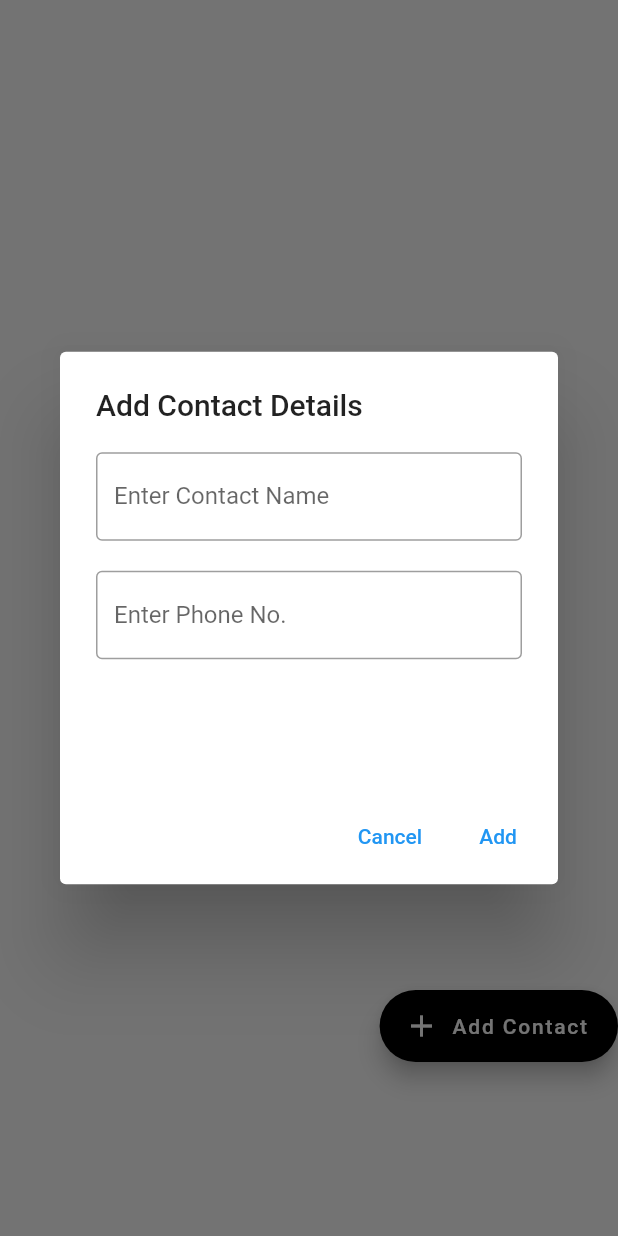
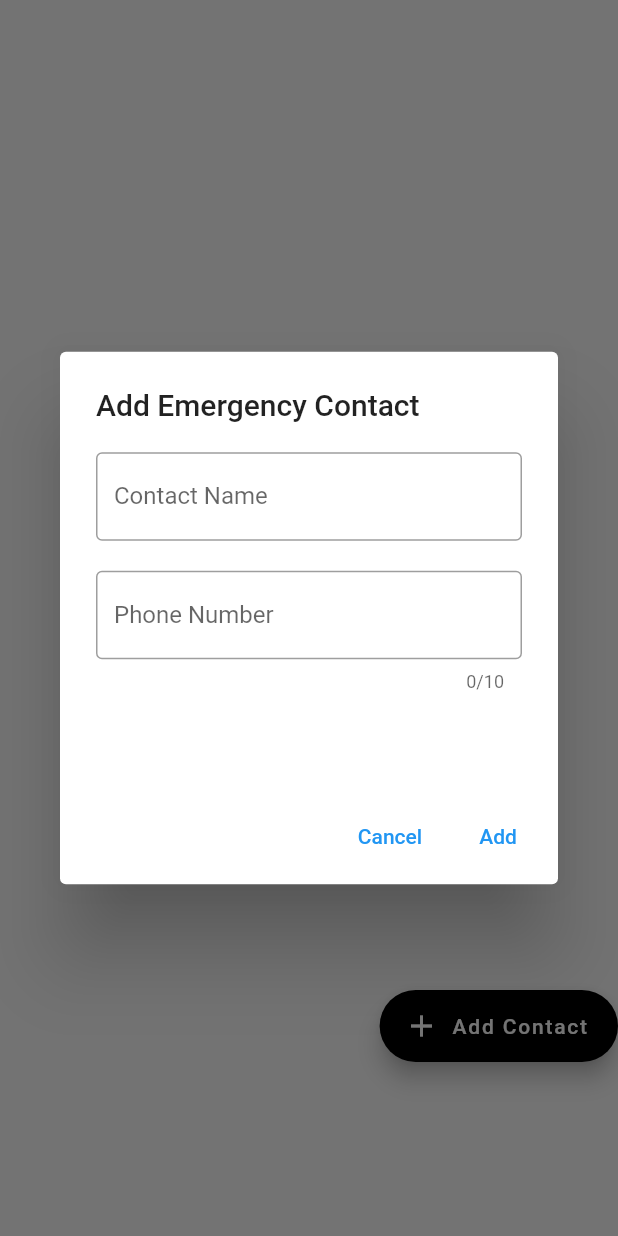
Before and after one commit to lindiwemutungamiri/lith_app, a Flutter app: the PersonalEmergencyContacts screen opened directly, after a tap on "Add Contact", on a phone screen of 412 x 824 dp. Run offline on Flutter 3.47's test engine with Material 2 defaults, Android fonts, the phone set to English and light mode, and no system bars; our stand-ins replace bloc, carousel_slider, cloud_firestore, dio, equatable, firebase_auth and 20 more; missing offline and left inert: agora_rtc_engine, flutter_phone_direct_caller; accounts and stored records are empty; statements that could not run were skipped.

Commit message:
fixed emergency contacts bug

```diff
--- a/lib/screens/emergency_calls/Components/db_helper.dart
+++ b/lib/screens/emergency_calls/Components/db_helper.dart
@@ -19,7 +19,10 @@ class DBHelper {
 
   initDatabase() async {
     io.Directory documentDirectory = await getApplicationDocumentsDirectory();
+
     String path = join(documentDirectory.path, 'EmergencyContacts.db');
+    // Delete the database
+    //await deleteDatabase(path);
     var db = await openDatabase(path, version: 1, onCreate: _onCreate);
     return db;
   }
--- a/lib/screens/emergency_calls/Components/personal_emergency_contacts.dart
+++ b/lib/screens/emergency_calls/Components/personal_emergency_contacts.dart
@@ -115,7 +115,7 @@ class _PersonalEmergencyContactsState extends State<PersonalEmergencyContacts> {
             onPressed: () => showDialog<String>(
               context: context,
               builder: (BuildContext context) => AlertDialog(
-                title: const Text('Add Contact Details'),
+                title: const Text('Add Emergency Contact'),
                 content: SizedBox(
                     width: 300,
                     height: 200,
@@ -125,7 +125,7 @@ class _PersonalEmergencyContactsState extends State<PersonalEmergencyContacts> {
                           controller: _textFieldController1,
                           decoration: const InputDecoration(
                             border: OutlineInputBorder(),
-                            labelText: "Enter Contact Name",
+                            labelText: "Contact Name",
                           ),
                         ),
                         const SizedBox(
@@ -133,9 +133,11 @@ class _PersonalEmergencyContactsState extends State<PersonalEmergencyContacts> {
                         ),
                         TextFormField(
                           controller: _textFieldController2,
+                          keyboardType: TextInputType.number,
+                          maxLength: 10,
                           decoration: const InputDecoration(
                             border: OutlineInputBorder(),
-                            labelText: "Enter Phone No.",
+                            labelText: "Phone Number",
                           ),
                         ),
                       ],
@@ -150,7 +152,6 @@ class _PersonalEmergencyContactsState extends State<PersonalEmergencyContacts> {
                       _addContact(_textFieldController1.text,
                           _textFieldController2.text),
                       Navigator.pop(context, 'Add'),
-                      //refreshContacts(),
                     },
                     child: const Text('Add'),
                   ),
```
